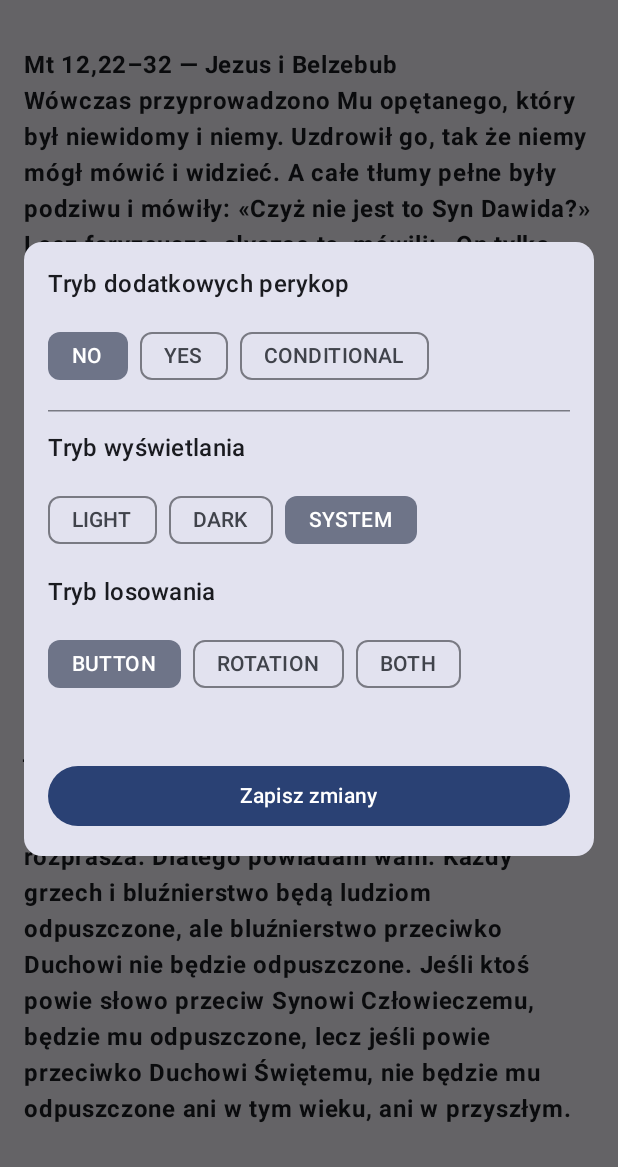
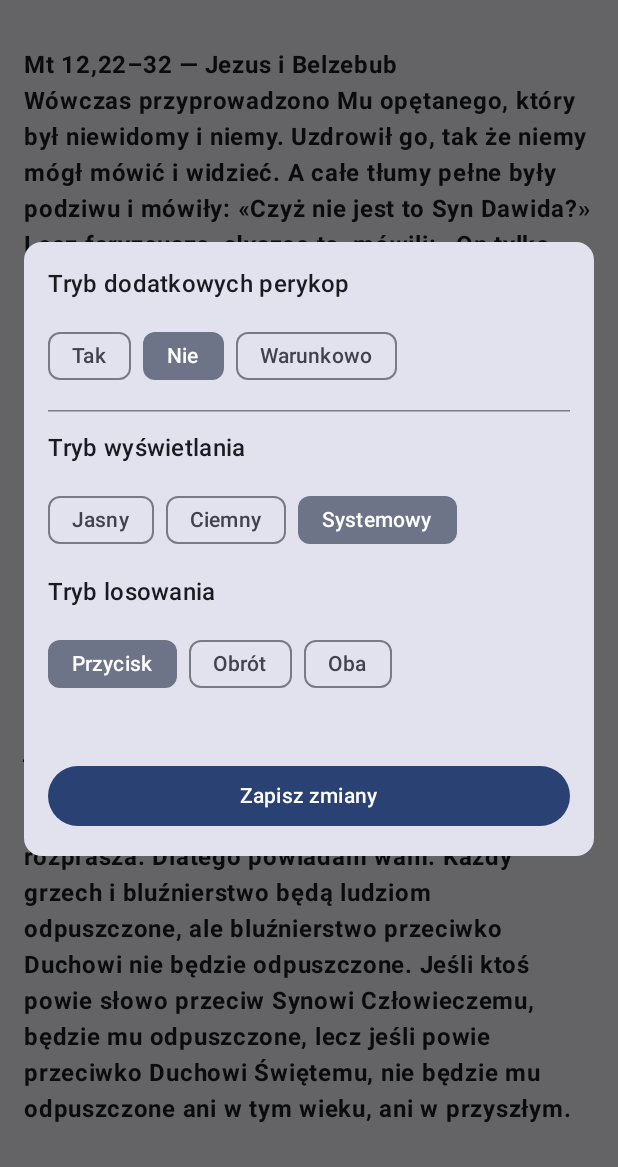
Before and after one commit to rkociniewski/gac, an Android app built with Jetpack Compose: the screen it shows after launch (MainActivity), after a tap on "Ustawienia", on a phone screen of 412 x 824 dp, the part 69-1236 px from its top. Run offline under Robolectric (Android 15) with nearby library versions, the phone set to English and light mode, and no system bars; 1 other tap on this screen came first.

Commit message:
Add R.string to enums

```diff
--- a/app/src/main/java/rk/gac/enums/AdditionalMode.kt
+++ b/app/src/main/java/rk/gac/enums/AdditionalMode.kt
@@ -1,7 +1,10 @@
 package rk.gac.enums
 
-enum class AdditionalMode {
-    NO,          // Only drawn pericope
-    YES,         // Add additional pericopes
-    CONDITIONAL  // Add additional pericopes when text words more than wordThreshold
+import androidx.annotation.StringRes
+import rk.gac.R
+
+enum class AdditionalMode(@StringRes override val labelRes: Int) : DisplayTextRes {
+    YES(R.string.additional_mode_yes),
+    NO(R.string.additional_mode_no),
+    CONDITIONAL(R.string.additional_mode_conditional)
 }
--- a/app/src/main/java/rk/gac/enums/DisplayMode.kt
+++ b/app/src/main/java/rk/gac/enums/DisplayMode.kt
@@ -1,7 +1,10 @@
 package rk.gac.enums
 
-enum class DisplayMode {
-    LIGHT,
-    DARK,
-    SYSTEM
+import androidx.annotation.StringRes
+import rk.gac.R
+
+enum class DisplayMode(@StringRes override val labelRes: Int) : DisplayTextRes {
+    LIGHT(R.string.display_mode_light),
+    DARK(R.string.display_mode_dark),
+    SYSTEM(R.string.display_mode_system)
 }
--- /dev/null
+++ b/app/src/main/java/rk/gac/enums/DisplayTextRes.kt
@@ -0,0 +1,8 @@
+package rk.gac.enums
+
+import androidx.annotation.StringRes
+
+interface DisplayTextRes {
+    @get:StringRes
+    val labelRes: Int
+}
--- a/app/src/main/java/rk/gac/enums/DrawMode.kt
+++ b/app/src/main/java/rk/gac/enums/DrawMode.kt
@@ -1,7 +1,10 @@
 package rk.gac.enums
 
-enum class DrawMode {
-    BUTTON,
-    ROTATION,
-    BOTH
+import androidx.annotation.StringRes
+import rk.gac.R
+
+enum class DrawMode(@StringRes override val labelRes: Int) : DisplayTextRes {
+    BUTTON(R.string.draw_mode_button),
+    ROTATION(R.string.draw_mode_rotation),
+    BOTH(R.string.draw_mode_both)
 }
--- a/app/src/main/java/rk/gac/ui/config/ConfigSection.kt
+++ b/app/src/main/java/rk/gac/ui/config/ConfigSection.kt
@@ -26,8 +26,10 @@ import androidx.compose.ui.unit.dp
 import rk.gac.R
 import rk.gac.enums.AdditionalMode
 import rk.gac.enums.DisplayMode
+import rk.gac.enums.DisplayTextRes
 import rk.gac.enums.DrawMode
 import rk.gac.model.Config
+import kotlin.enums.EnumEntries
 
 @Composable
 fun ConfigSection(
@@ -48,7 +50,7 @@ fun ConfigSection(
         stringResource(R.string.section_additional_mode),
         style = MaterialTheme.typography.titleMedium
     )
-    ModeSelector(AdditionalMode.entries.toTypedArray(), mode) { mode = it }
+    ModeSelector(AdditionalMode.entries, mode) { mode = it }
 
     if (mode == AdditionalMode.CONDITIONAL) {
         Text(
@@ -74,11 +76,11 @@ fun ConfigSection(
         stringResource(R.string.section_display_mode),
         style = MaterialTheme.typography.titleMedium
     )
-    ModeSelector(DisplayMode.entries.toTypedArray(), displayMode) { displayMode = it }
+    ModeSelector(DisplayMode.entries, displayMode) { displayMode = it }
 
     // Drawn mode
     Text(stringResource(R.string.section_draw_mode), style = MaterialTheme.typography.titleMedium)
-    ModeSelector(DrawMode.entries.toTypedArray(), drawMode) { drawMode = it }
+    ModeSelector(DrawMode.entries, drawMode) { drawMode = it }
 
     Spacer(modifier = Modifier.height(8.dp))
 
@@ -107,13 +109,17 @@ fun ConfigSection(
 }
 
 @Composable
-fun <T : Enum<T>> ModeSelector(options: Array<T>, selected: T, onSelect: (T) -> Unit) {
+fun <T> ModeSelector(
+    options: EnumEntries<T>,
+    selected: T,
+    onSelect: (T) -> Unit
+) where T : Enum<T>, T : DisplayTextRes {
     Row(horizontalArrangement = Arrangement.spacedBy(8.dp)) {
         options.forEach { opt ->
             FilterChip(
                 selected = selected == opt,
                 onClick = { onSelect(opt) },
-                label = { Text(opt.name) }
+                label = { Text(stringResource(opt.labelRes)) }
             )
         }
     }
--- a/app/src/main/res/values/strings.xml
+++ b/app/src/main/res/values/strings.xml
@@ -7,6 +7,15 @@
     <string name="settings">Ustawienia</string>
     <string name="section_additional_mode">Tryb dodatkowych perykop</string>
     <string name="section_display_mode">Tryb wyświetlania</string>
+    <string name="draw_mode_button">Przycisk</string>
+    <string name="draw_mode_rotation">Obrót</string>
+    <string name="draw_mode_both">Oba</string>
+    <string name="display_mode_light">Jasny</string>
+    <string name="display_mode_dark">Ciemny</string>
+    <string name="display_mode_system">Systemowy</string>
+    <string name="additional_mode_yes">Tak</string>
+    <string name="additional_mode_no">Nie</string>
+    <string name="additional_mode_conditional">Warunkowo</string>
     <string name="section_draw_mode">Tryb losowania</string>
     <string name="label_word_threshold">Próg słów</string>
     <string name="label_prev">Poprzednie perykopy</string>
```
